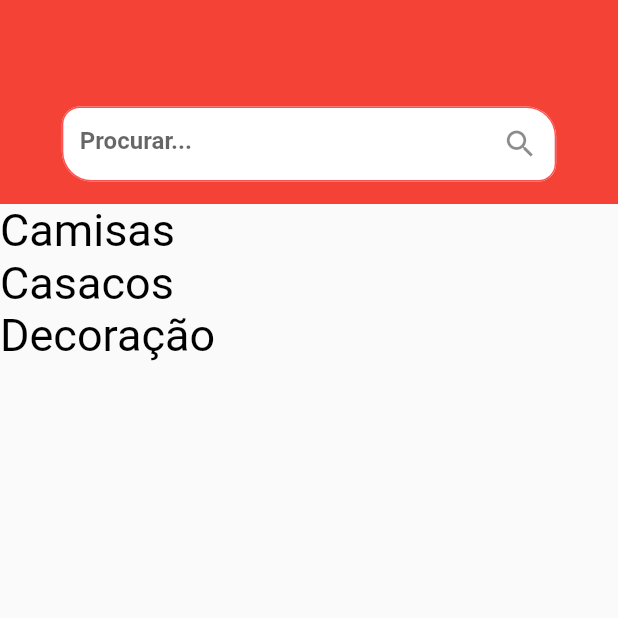
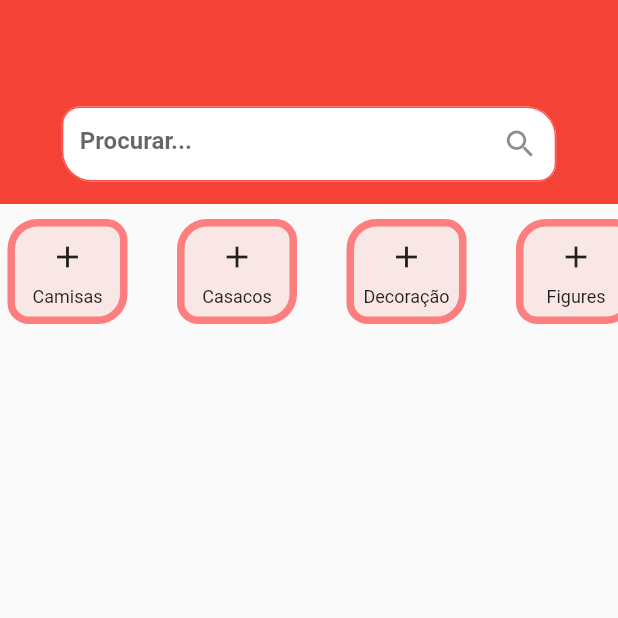
Before and after one commit to calestro/jworld_store, a Flutter app: the screen it shows after launch, on a phone screen of 412 x 824 dp, the top half of it. Run offline on Flutter 3.47's test engine with Material 2 defaults, Android fonts, the phone set to English and light mode, and no system bars.

Commit message:
criando menu de categorias, começando a criar grid de produtos

```diff
--- a/lib/activy/components/app_bar_search.dart
+++ b/lib/activy/components/app_bar_search.dart
@@ -24,7 +24,7 @@ class AppBarSearch extends StatelessWidget {
               style: TextStyle(
                 fontWeight: FontWeight.bold,
               ),
-              decoration: SearchBarStyle().inputStyle,
+              decoration: MainAppStyle().inputStyle,
             ),
           ),
         ],
--- a/lib/activy/components/category_menu.dart
+++ b/lib/activy/components/category_menu.dart
@@ -1,4 +1,6 @@
+import 'package:flutter/gestures.dart';
 import 'package:flutter/material.dart';
+import 'package:mobile_j_world/activy/components/style.dart';
 
 import '../../fake_bd/fake_bd.dart';
 
@@ -9,15 +11,42 @@ class CategoryMenu extends StatelessWidget {
 
   @override
   Widget build(BuildContext context) {
+    double wd =MediaQuery.of(context).size.width;
     FakeBd bd = FakeBd();
     return Container(
-      width: 800,
-      height: 400,
-      child:
-      ListView.builder(
+      width: double.infinity,
+      height: 80,
+      child: ListView.builder(
                 itemCount: bd.category.length,
+                scrollDirection: Axis.horizontal,
+                shrinkWrap: true,
+
                 itemBuilder: (context, index){
-                  return Text(bd.category[index].name, style: TextStyle(fontSize: 30, color: Colors.black),);
+                  return Padding(
+                    padding: EdgeInsets.only(
+                        top: 10,
+                        right:28,
+                        left:5,
+                    ),
+                    child: Container(
+                      width: 80,
+                      decoration: MainAppStyle().menuCategory,
+                      child: Column(
+                        children: [
+                          Expanded(
+                            flex: 2,
+                              child: Icon(bd.category[index].icon),
+                          ),
+                          Expanded(
+                              child: Text(bd.category[index].name,
+                                style: TextStyle(fontSize: 12),
+                              )
+                          ),
+                        ],
+                      ),
+
+                    ),
+                  );
                 }
             )
 
--- a/lib/activy/components/style.dart
+++ b/lib/activy/components/style.dart
@@ -1,7 +1,7 @@
 import 'package:flutter/material.dart';
 
 //Estilos do componente Search Bar
-class SearchBarStyle {
+class MainAppStyle {
 
   // Input Decoration da Search TexField
   final InputDecoration inputStyle = InputDecoration(
@@ -38,4 +38,20 @@ class SearchBarStyle {
     ),
   );
 
+  final BoxDecoration menuCategory = BoxDecoration(
+      color: Colors.red.withOpacity(0.1),
+      borderRadius: BorderRadius.only(
+        topLeft:Radius.circular(20) ,
+        topRight:Radius.circular(14),
+        bottomLeft:Radius.circular(14),
+        bottomRight:Radius.circular(20),
+      ),
+      border: Border(
+        top:BorderSide(color: Colors.redAccent.withOpacity(0.7), width: 5, style: BorderStyle.solid, ),
+        left:BorderSide(color: Colors.redAccent.withOpacity(0.7), width: 5, style: BorderStyle.solid, ),
+        right:BorderSide(color: Colors.redAccent.withOpacity(0.7), width: 5, style: BorderStyle.solid, ),
+        bottom:BorderSide(color: Colors.redAccent.withOpacity(0.7), width: 5, style: BorderStyle.solid,),
+      )
+  );
+
 }
--- a/lib/fake_bd/fake_bd.dart
+++ b/lib/fake_bd/fake_bd.dart
@@ -1,7 +1,9 @@
 import 'package:flutter/material.dart';
 import 'dart:async';
 
-import 'package:mobile_j_world/fake_bd/helper/Category.dart';
+import 'package:mobile_j_world/fake_bd/helper/category.dart';
+
+import 'helper/products.dart';
 
 
 class FakeBd{
@@ -15,6 +17,25 @@ class FakeBd{
     CategoryBd("Camisas", Icons.add),
     CategoryBd("Casacos", Icons.add),
     CategoryBd("Decoração", Icons.add),
+    CategoryBd("Figures", Icons.add),
+    CategoryBd("Cosplay", Icons.add),
+  ];
+  List<ProductsBd> products = [
+    ProductsBd(
+        "Camisa ",
+        "Camisa Especial do GitHub - Feita de material 100% algodão",
+        28.8,
+        {
+          "M":10,
+          "P":10,
+          "G":10,
+        },
+        [
+          AssetImage("img/products/git.jpg"),
+          AssetImage("img/products/git2.jpg"),
+
+        ]
+        ),
   ];
 
 
--- /dev/null
+++ b/lib/fake_bd/helper/products.dart
@@ -0,0 +1,12 @@
+import 'package:flutter/material.dart';
+
+class ProductsBd{
+  final String name;
+  final String description;
+  final double price;
+  final Map<String,int> size;
+  final List<AssetImage> image;
+
+
+  ProductsBd(this.name, this.description, this.price, this.size,this.image);
+}
--- a/pubspec.yaml
+++ b/pubspec.yaml
@@ -60,8 +60,8 @@ flutter:
   uses-material-design: true
 
   # To add assets to your application, add an assets section, like this:
-  # assets:
-  #   - images/a_dot_burr.jpeg
+  assets:
+   - img/
   #   - images/a_dot_ham.jpeg
 
   # An image asset can refer to one or more resolution-specific "variants", see
```
Also changed, not shown: img/products/git.jpg (added), img/products/git2.jpg (added), lib/fake_bd/helper/category.dart (renamed from lib/fake_bd/helper/Category.dart).
